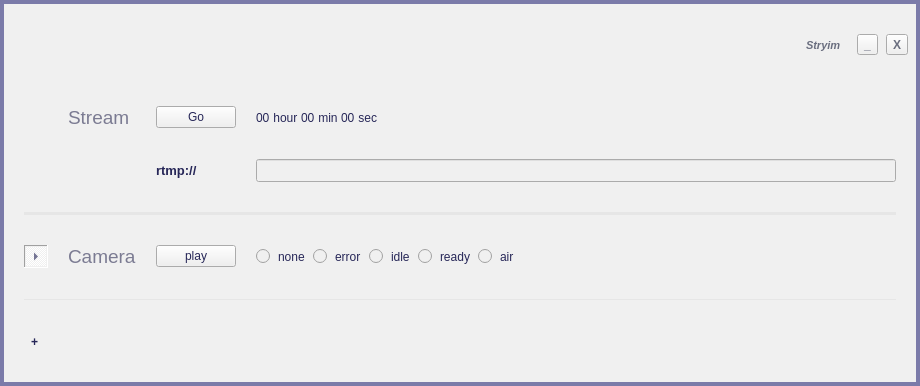
Before: the Qt Designer form src/appGui/stryim.ui in NikolayRag/strYim, drawn with Qt 5.
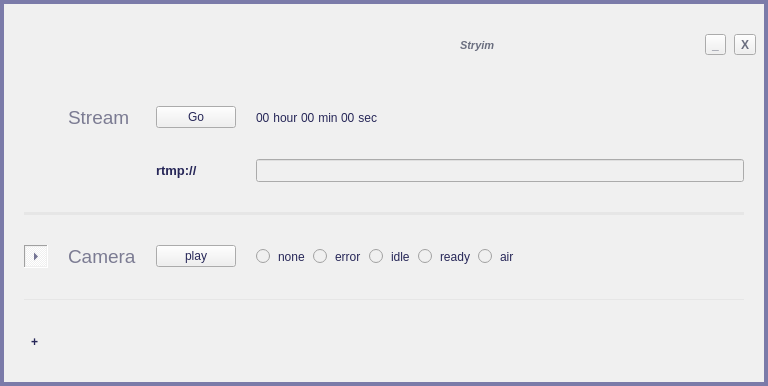
After: the same form once the commit is applied.

Commit message: scale ui using _uifontscale widget

The edit to the form file:
```diff
--- a/src/appGui/stryim.ui
+++ b/src/appGui/stryim.ui
@@ -6,7 +6,7 @@
    <rect>
     <x>0</x>
     <y>0</y>
-    <width>920</width>
+    <width>768</width>
     <height>386</height>
    </rect>
   </property>
@@ -64,17 +64,14 @@
               <number>0</number>
              </property>
              <item>
-              <spacer name="horizontalSpacer_2">
-               <property name="orientation">
-                <enum>Qt::Horizontal</enum>
+              <widget class="QLabel" name="_uiscalehint">
+               <property name="styleSheet">
+                <string notr="true">color: rgba(255, 255, 255, 0);</string>
                </property>
-               <property name="sizeHint" stdset="0">
-                <size>
-                 <width>40</width>
-                 <height>20</height>
-                </size>
+               <property name="text">
+                <string>___________________________________________________________________</string>
                </property>
-              </spacer>
+              </widget>
              </item>
              <item>
               <widget class="QLabel" name="labCaption">
```
The commit also changes 1 other file.
